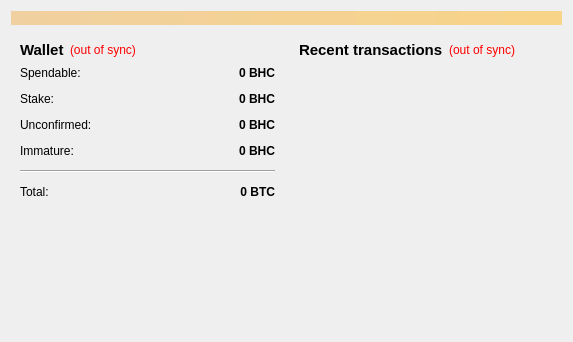
First picture: the form in src/qt/forms/overviewpage.ui, repository LUX-Core/lux, before the edit.
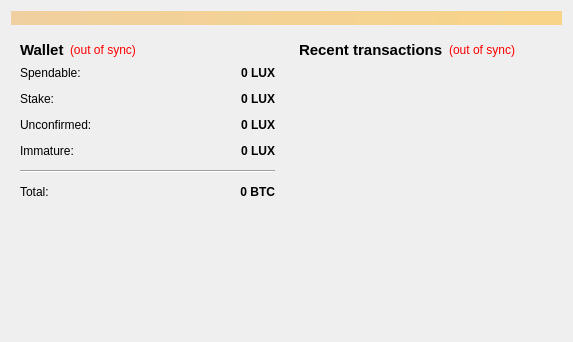
Second picture: the form after the edit.

```diff
--- a/src/qt/forms/overviewpage.ui
+++ b/src/qt/forms/overviewpage.ui
@@ -118,7 +118,7 @@
                <string>Your current spendable balance</string>
               </property>
               <property name="text">
-               <string notr="true">0 BHC</string>
+               <string notr="true">0 LUX</string>
               </property>
               <property name="alignment">
                <set>Qt::AlignRight|Qt::AlignTrailing|Qt::AlignVCenter</set>
@@ -150,7 +150,7 @@
                <string>Total of coins that was staked, and do not yet count toward the current balance</string>
               </property>
               <property name="text">
-               <string notr="true">0 BHC</string>
+               <string notr="true">0 LUX</string>
               </property>
               <property name="alignment">
                <set>Qt::AlignRight|Qt::AlignTrailing|Qt::AlignVCenter</set>
@@ -182,7 +182,7 @@
                <string>Total of transactions that have yet to be confirmed, and do not yet count toward the current balance</string>
               </property>
               <property name="text">
-               <string notr="true">0 BHC</string>
+               <string notr="true">0 LUX</string>
               </property>
               <property name="alignment">
                <set>Qt::AlignRight|Qt::AlignTrailing|Qt::AlignVCenter</set>
@@ -211,7 +211,7 @@
                <string>Mined balance that has not yet matured</string>
               </property>
               <property name="text">
-               <string notr="true">0 BHC</string>
+               <string notr="true">0 LUX</string>
               </property>
               <property name="alignment">
                <set>Qt::AlignRight|Qt::AlignTrailing|Qt::AlignVCenter</set>
```
Left out of the diff: 4 changed lines with no effect on the pictures.
